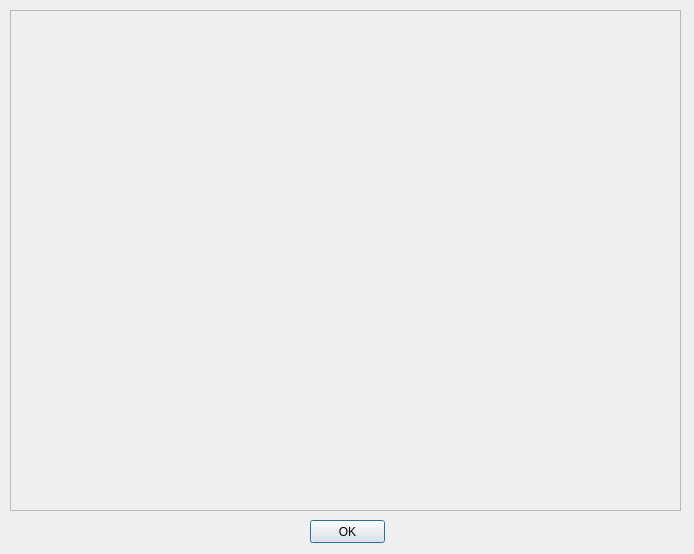
Old version of the form source/infodialog.ui in the repository krzyk87/OCTAnnotate.
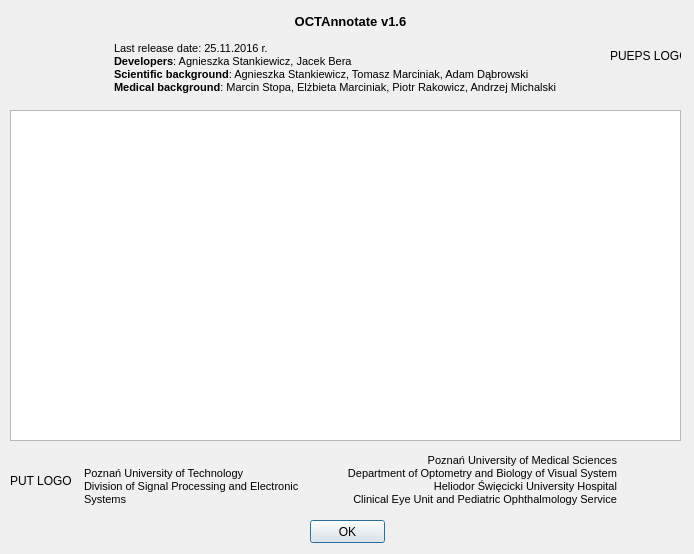
New version of the form.

Commit message: [Licence] Added terms of use and Info dialog

Diff of the .ui file:
```diff
--- a/source/infodialog.ui
+++ b/source/infodialog.ui
@@ -15,16 +15,19 @@
   </property>
   <widget class="QTextEdit" name="textEdit">
    <property name="enabled">
-    <bool>false</bool>
+    <bool>true</bool>
    </property>
    <property name="geometry">
     <rect>
      <x>10</x>
-     <y>10</y>
+     <y>110</y>
      <width>671</width>
-     <height>501</height>
+     <height>331</height>
     </rect>
    </property>
+   <property name="readOnly">
+    <bool>true</bool>
+   </property>
   </widget>
   <widget class="QPushButton" name="closeButton">
    <property name="geometry">
@@ -39,6 +42,247 @@
     <string>OK</string>
    </property>
   </widget>
+  <widget class="QLabel" name="appLogoLabel">
+   <property name="geometry">
+    <rect>
+     <x>10</x>
+     <y>10</y>
+     <width>91</width>
+     <height>91</height>
+    </rect>
+   </property>
+   <property name="text">
+    <string/>
+   </property>
+  </widget>
+  <widget class="QLabel" name="puepsLogoLabel">
+   <property name="geometry">
+    <rect>
+     <x>610</x>
+     <y>20</y>
+     <width>71</width>
+     <height>71</height>
+    </rect>
+   </property>
+   <property name="text">
+    <string>PUEPS LOGO</string>
+   </property>
+  </widget>
+  <widget class="QLabel" name="putLogoLabel">
+   <property name="geometry">
+    <rect>
+     <x>10</x>
+     <y>450</y>
+     <width>61</width>
+     <height>61</height>
+    </rect>
+   </property>
+   <property name="text">
+    <string>PUT LOGO</string>
+   </property>
+  </widget>
+  <widget class="QTextEdit" name="textEdit_2">
+   <property name="enabled">
+    <bool>true</bool>
+   </property>
+   <property name="geometry">
+    <rect>
+     <x>110</x>
+     <y>10</y>
+     <width>481</width>
+     <height>91</height>
+    </rect>
+   </property>
+   <property name="palette">
+    <palette>
+     <active>
+      <colorrole role="Base">
+       <brush brushstyle="SolidPattern">
+        <color alpha="255">
+         <red>240</red>
+         <green>240</green>
+         <blue>240</blue>
+        </color>
+       </brush>
+      </colorrole>
+     </active>
+     <inactive>
+      <colorrole role="Base">
+       <brush brushstyle="SolidPattern">
+        <color alpha="255">
+         <red>240</red>
+         <green>240</green>
+         <blue>240</blue>
+        </color>
+       </brush>
+      </colorrole>
+     </inactive>
+     <disabled>
+      <colorrole role="Base">
+       <brush brushstyle="SolidPattern">
+        <color alpha="255">
+         <red>240</red>
+         <green>240</green>
+         <blue>240</blue>
+        </color>
+       </brush>
+      </colorrole>
+     </disabled>
+    </palette>
+   </property>
+   <property name="frameShape">
+    <enum>QFrame::NoFrame</enum>
+   </property>
+   <property name="readOnly">
+    <bool>true</bool>
+   </property>
+   <property name="html">
+    <string>&lt;!DOCTYPE HTML PUBLIC &quot;-//W3C//DTD HTML 4.0//EN&quot; &quot;http://www.w3.org/TR/REC-html40/strict.dtd&quot;&gt;
+&lt;html&gt;&lt;head&gt;&lt;meta name=&quot;qrichtext&quot; content=&quot;1&quot; /&gt;&lt;style type=&quot;text/css&quot;&gt;
+p, li { white-space: pre-wrap; }
+&lt;/style&gt;&lt;/head&gt;&lt;body style=&quot; font-family:'MS Shell Dlg 2'; font-size:8.25pt; font-weight:400; font-style:normal;&quot;&gt;
+&lt;p align=&quot;center&quot; style=&quot; margin-top:0px; margin-bottom:0px; margin-left:0px; margin-right:0px; -qt-block-indent:0; text-indent:0px;&quot;&gt;&lt;span style=&quot; font-size:10pt; font-weight:600;&quot;&gt;OCTAnnotate v1.6&lt;/span&gt;&lt;/p&gt;
+&lt;p style=&quot;-qt-paragraph-type:empty; margin-top:0px; margin-bottom:0px; margin-left:0px; margin-right:0px; -qt-block-indent:0; text-indent:0px;&quot;&gt;&lt;br /&gt;&lt;/p&gt;
+&lt;p style=&quot; margin-top:0px; margin-bottom:0px; margin-left:0px; margin-right:0px; -qt-block-indent:0; text-indent:0px;&quot;&gt;Last release date: 25.11.2016 r.&lt;/p&gt;
+&lt;p style=&quot; margin-top:0px; margin-bottom:0px; margin-left:0px; margin-right:0px; -qt-block-indent:0; text-indent:0px;&quot;&gt;&lt;span style=&quot; font-weight:600;&quot;&gt;Developers&lt;/span&gt;: Agnieszka Stankiewicz, Jacek Bera&lt;/p&gt;
+&lt;p style=&quot; margin-top:0px; margin-bottom:0px; margin-left:0px; margin-right:0px; -qt-block-indent:0; text-indent:0px;&quot;&gt;&lt;span style=&quot; font-weight:600;&quot;&gt;Scientific background&lt;/span&gt;: Agnieszka Stankiewicz, Tomasz Marciniak, Adam Dąbrowski &lt;/p&gt;
+&lt;p style=&quot; margin-top:0px; margin-bottom:0px; margin-left:0px; margin-right:0px; -qt-block-indent:0; text-indent:0px;&quot;&gt;&lt;span style=&quot; font-weight:600;&quot;&gt;Medical background&lt;/span&gt;: Marcin Stopa, Elżbieta Marciniak, Piotr Rakowicz, Andrzej Michalski&lt;/p&gt;&lt;/body&gt;&lt;/html&gt;</string>
+   </property>
+  </widget>
+  <widget class="QTextEdit" name="textEdit_3">
+   <property name="enabled">
+    <bool>true</bool>
+   </property>
+   <property name="geometry">
+    <rect>
+     <x>80</x>
+     <y>450</y>
+     <width>261</width>
+     <height>61</height>
+    </rect>
+   </property>
+   <property name="palette">
+    <palette>
+     <active>
+      <colorrole role="Base">
+       <brush brushstyle="SolidPattern">
+        <color alpha="255">
+         <red>240</red>
+         <green>240</green>
+         <blue>240</blue>
+        </color>
+       </brush>
+      </colorrole>
+     </active>
+     <inactive>
+      <colorrole role="Base">
+       <brush brushstyle="SolidPattern">
+        <color alpha="255">
+         <red>240</red>
+         <green>240</green>
+         <blue>240</blue>
+        </color>
+       </brush>
+      </colorrole>
+     </inactive>
+     <disabled>
+      <colorrole role="Base">
+       <brush brushstyle="SolidPattern">
+        <color alpha="255">
+         <red>240</red>
+         <green>240</green>
+         <blue>240</blue>
+        </color>
+       </brush>
+      </colorrole>
+     </disabled>
+    </palette>
+   </property>
+   <property name="frameShape">
+    <enum>QFrame::NoFrame</enum>
+   </property>
+   <property name="readOnly">
+    <bool>true</bool>
+   </property>
+   <property name="html">
+    <string>&lt;!DOCTYPE HTML PUBLIC &quot;-//W3C//DTD HTML 4.0//EN&quot; &quot;http://www.w3.org/TR/REC-html40/strict.dtd&quot;&gt;
+&lt;html&gt;&lt;head&gt;&lt;meta name=&quot;qrichtext&quot; content=&quot;1&quot; /&gt;&lt;style type=&quot;text/css&quot;&gt;
+p, li { white-space: pre-wrap; }
+&lt;/style&gt;&lt;/head&gt;&lt;body style=&quot; font-family:'MS Shell Dlg 2'; font-size:8.25pt; font-weight:400; font-style:normal;&quot;&gt;
+&lt;p style=&quot;-qt-paragraph-type:empty; margin-top:0px; margin-bottom:0px; margin-left:0px; margin-right:0px; -qt-block-indent:0; text-indent:0px;&quot;&gt;&lt;br /&gt;&lt;/p&gt;
+&lt;p style=&quot; margin-top:0px; margin-bottom:0px; margin-left:0px; margin-right:0px; -qt-block-indent:0; text-indent:0px;&quot;&gt;Poznań University of Technology&lt;/p&gt;
+&lt;p style=&quot; margin-top:0px; margin-bottom:0px; margin-left:0px; margin-right:0px; -qt-block-indent:0; text-indent:0px;&quot;&gt;Division of Signal Processing and Electronic Systems&lt;/p&gt;&lt;/body&gt;&lt;/html&gt;</string>
+   </property>
+  </widget>
+  <widget class="QTextEdit" name="textEdit_4">
+   <property name="enabled">
+    <bool>true</bool>
+   </property>
+   <property name="geometry">
+    <rect>
+     <x>340</x>
+     <y>450</y>
+     <width>281</width>
+     <height>61</height>
+    </rect>
+   </property>
+   <property name="palette">
+    <palette>
+     <active>
+      <colorrole role="Base">
+       <brush brushstyle="SolidPattern">
+        <color alpha="255">
+         <red>240</red>
+         <green>240</green>
+         <blue>240</blue>
+        </color>
+       </brush>
+      </colorrole>
+     </active>
+     <inactive>
+      <colorrole role="Base">
+       <brush brushstyle="SolidPattern">
+        <color alpha="255">
+         <red>240</red>
+         <green>240</green>
+         <blue>240</blue>
+        </color>
+       </brush>
+      </colorrole>
+     </inactive>
+     <disabled>
+      <colorrole role="Base">
+       <brush brushstyle="SolidPattern">
+        <color alpha="255">
+         <red>240</red>
+         <green>240</green>
+         <blue>240</blue>
+        </color>
+       </brush>
+      </colorrole>
+     </disabled>
+    </palette>
+   </property>
+   <property name="autoFillBackground">
+    <bool>true</bool>
+   </property>
+   <property name="frameShape">
+    <enum>QFrame::NoFrame</enum>
+   </property>
+   <property name="readOnly">
+    <bool>true</bool>
+   </property>
+   <property name="html">
+    <string>&lt;!DOCTYPE HTML PUBLIC &quot;-//W3C//DTD HTML 4.0//EN&quot; &quot;http://www.w3.org/TR/REC-html40/strict.dtd&quot;&gt;
+&lt;html&gt;&lt;head&gt;&lt;meta name=&quot;qrichtext&quot; content=&quot;1&quot; /&gt;&lt;style type=&quot;text/css&quot;&gt;
+p, li { white-space: pre-wrap; }
+&lt;/style&gt;&lt;/head&gt;&lt;body style=&quot; font-family:'MS Shell Dlg 2'; font-size:8.25pt; font-weight:400; font-style:normal;&quot;&gt;
+&lt;p align=&quot;right&quot; style=&quot; margin-top:0px; margin-bottom:0px; margin-left:0px; margin-right:0px; -qt-block-indent:0; text-indent:0px;&quot;&gt;Poznań University of Medical Sciences&lt;/p&gt;
+&lt;p align=&quot;right&quot; style=&quot; margin-top:0px; margin-bottom:0px; margin-left:0px; margin-right:0px; -qt-block-indent:0; text-indent:0px;&quot;&gt;Department of Optometry and Biology of Visual System&lt;/p&gt;
+&lt;p align=&quot;right&quot; style=&quot; margin-top:0px; margin-bottom:0px; margin-left:0px; margin-right:0px; -qt-block-indent:0; text-indent:0px;&quot;&gt;Heliodor Święcicki University Hospital&lt;/p&gt;
+&lt;p align=&quot;right&quot; style=&quot; margin-top:0px; margin-bottom:0px; margin-left:0px; margin-right:0px; -qt-block-indent:0; text-indent:0px;&quot;&gt;Clinical Eye Unit and Pediatric Ophthalmology Service&lt;/p&gt;&lt;/body&gt;&lt;/html&gt;</string>
+   </property>
+  </widget>
  </widget>
  <resources/>
  <connections/>
```
Left out of the diff: 2 changed lines with no effect on the pictures. The commit also changes 6 other files.
